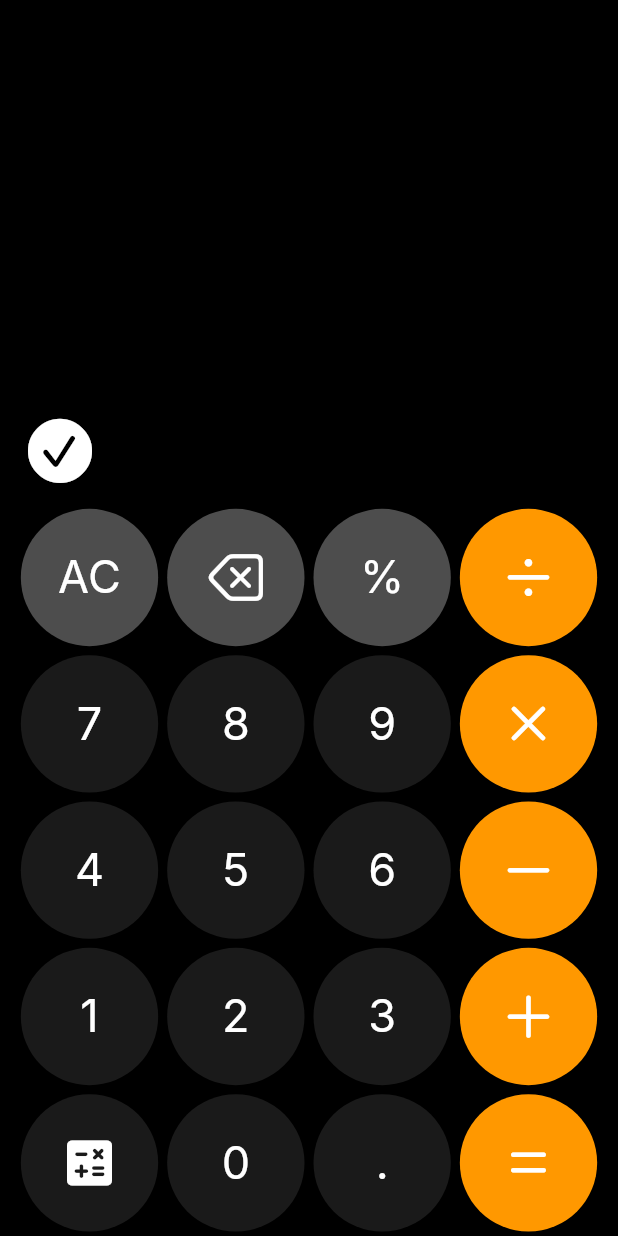
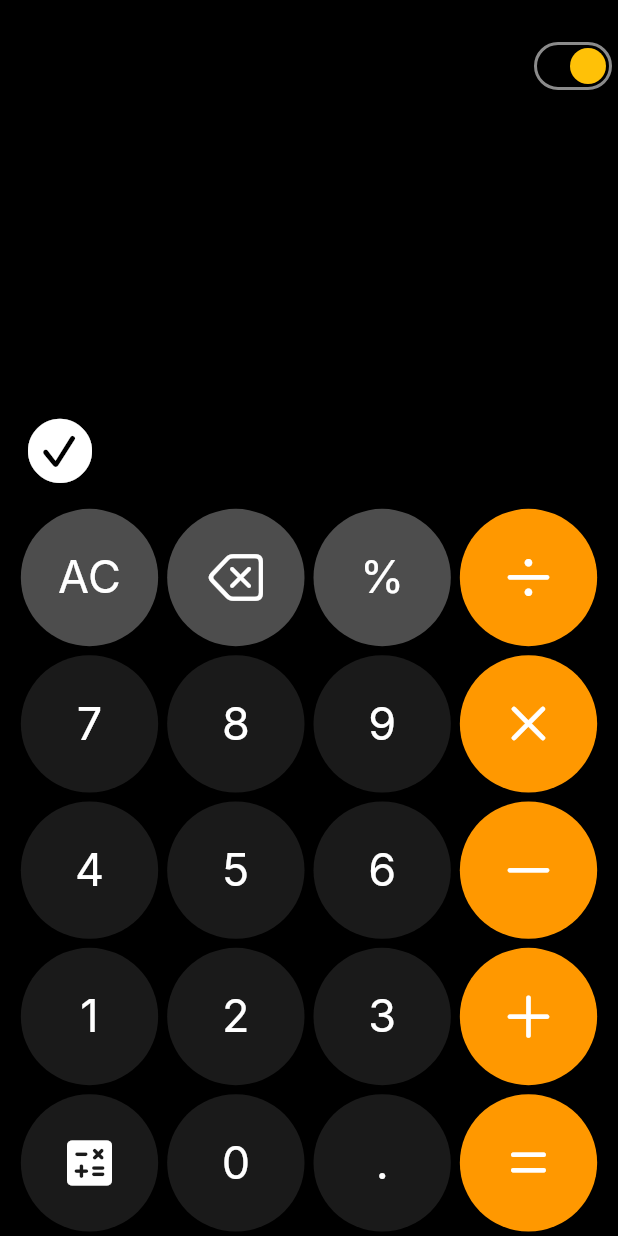
Before and after one commit to mahendra189/calculator_app, a Flutter app: the screen it shows after launch, on a phone screen of 412 x 824 dp. Run offline on Flutter 3.47's test engine with Material 3 defaults, Android fonts, the phone set to English and light mode, and no system bars; our stand-ins replace google_fonts.

Commit message:
Theme Change DONE

```diff
--- a/lib/constants/index.dart
+++ b/lib/constants/index.dart
@@ -1,7 +1,54 @@
 import 'package:flutter/cupertino.dart';
 import 'package:flutter/material.dart';
+import 'package:google_fonts/google_fonts.dart';
 
 IconData addIcon = Icons.add;
 IconData subtractIcon = Icons.remove;
 IconData multiplyIcon = Icons.close;
 IconData divisionIcon = CupertinoIcons.divide;
+
+Map<String, Color> darkTheme = {
+  'background': Colors.black,
+  'homeRow': Colors.white30,
+  'sideRow': Colors.orange,
+  'btn_bg': Colors.white10,
+  'btn_fg': Colors.white,
+};
+
+Map<String, Color> lightTheme = {
+  'background': Colors.white,
+  'homeRow': Colors.black54,
+  'sideRow': Colors.orange,
+  'btn_bg': Colors.black38,
+  'btn_fg': Colors.black87,
+};
+
+// ThemeData(
+//     scaffoldBackgroundColor: colorMap['background'],
+//     primaryColor: colorMap['homeRow'],
+//     accentColor: colorMap['sideRow'],
+//     elevatedButtonTheme: ElevatedButtonThemeData(
+//       style: ElevatedButton.styleFrom(
+//         primary: colorMap['btn_bg'],
+//         onPrimary: colorMap['btn_fg'],
+//       ),
+//     ),
+//     // Additional theme properties that refer to colorMap values
+//   );
+ThemeData light = ThemeData(
+    textTheme: GoogleFonts.interTextTheme(ThemeData.dark().textTheme),
+    useMaterial3: true,
+    primaryColor: Colors.white54,
+    hintColor: Colors.orange,
+    canvasColor: Colors.black38,
+    focusColor: Colors.black87,
+    scaffoldBackgroundColor: Colors.white);
+
+ThemeData dark = ThemeData(
+    textTheme: GoogleFonts.interTextTheme(ThemeData.dark().textTheme),
+    useMaterial3: true,
+    primaryColor: Colors.white30,
+    hintColor: Colors.orange,
+    canvasColor: Colors.white10,
+    focusColor: Colors.white,
+    scaffoldBackgroundColor: Colors.white);
--- a/lib/main.dart
+++ b/lib/main.dart
@@ -3,46 +3,53 @@ import 'package:flutter/material.dart';
 import 'package:google_fonts/google_fonts.dart';
 
 void main() {
-  runApp(const MyApp());
+  runApp(const Calculator());
 }
 
-class MyApp extends StatelessWidget {
-  const MyApp({super.key});
+// Define your light and dark themes here
+ThemeData light = ThemeData(
+  textTheme: GoogleFonts.interTextTheme(ThemeData.light().textTheme),
+  useMaterial3: true,
+  primaryColor: Colors.black54,
+  hintColor: Colors.orange,
+  canvasColor: Colors.black38,
+  focusColor: Colors.black87,
+  scaffoldBackgroundColor: Colors.white,
+);
+
+ThemeData dark = ThemeData(
+  textTheme: GoogleFonts.interTextTheme(ThemeData.dark().textTheme),
+  useMaterial3: true,
+  primaryColor: Colors.white30,
+  hintColor: Colors.orange,
+  canvasColor: Colors.white10,
+  focusColor: Colors.white,
+  scaffoldBackgroundColor: Colors.black,
+);
+
+class Calculator extends StatefulWidget {
+  const Calculator({super.key});
+  @override
+  State<Calculator> createState() => _CalculatorState();
+}
+
+class _CalculatorState extends State<Calculator> {
+  ThemeMode _themeMode = ThemeMode.dark;
+
+  void toggleTheme() {
+    setState(() {
+      _themeMode =
+          _themeMode == ThemeMode.dark ? ThemeMode.light : ThemeMode.dark;
+    });
+  }
 
   @override
   Widget build(BuildContext context) {
     return MaterialApp(
-      title: 'Calculator',
-      theme: ThemeData(
-        colorScheme: ColorScheme.fromSeed(seedColor: Colors.grey),
-        textTheme: GoogleFonts.interTextTheme(Theme.of(context).textTheme),
-        useMaterial3: true,
-      ),
-      home: const MyHomePage(title: 'Calculator'),
-    );
+        theme: light,
+        darkTheme: dark,
+        themeMode: _themeMode,
+        home:
+            Scaffold(body: Calc(theme: _themeMode, changeTheme: toggleTheme)));
   }
 }
-
-class MyHomePage extends StatefulWidget {
-  const MyHomePage({super.key, required this.title});
-  final String title;
-
-  @override
-  State<MyHomePage> createState() => _MyHomePageState();
-}
-
-class _MyHomePageState extends State<MyHomePage> {
-  @override
-  Widget build(BuildContext context) {
-    return const Scaffold(
-      // appBar: AppBar(
-      //   backgroundColor: Theme.of(context).colorScheme.inversePrimary,
-      //   title: Text(widget.title),
-      // ),
-      backgroundColor: Colors.black,
-      body: Center(
-          child:
-              Calc()), // This trailing comma makes auto-formatting nicer for build methods.
-    );
-  }
-}
--- a/lib/widgets/calc.dart
+++ b/lib/widgets/calc.dart
@@ -4,11 +4,47 @@ import 'package:flutter/material.dart';
 import 'package:google_fonts/google_fonts.dart';
 
 class Calc extends StatefulWidget {
-  const Calc({super.key});
+  final Function changeTheme;
+  final ThemeMode theme;
+  const Calc({super.key, required this.theme, required this.changeTheme});
 
   @override
   State<Calc> createState() => _CalcScreen();
 }
+
+Map<String, Color> darkTheme = {
+  'background': Colors.black,
+  'homeRow': Colors.white30,
+  'sideRow': Colors.orange,
+  'btn_bg': Colors.white10,
+  'btn_fg': Colors.white,
+};
+
+Map<String, Color> lightTheme = {
+  'background': Colors.white,
+  'homeRow': Colors.black54,
+  'sideRow': Colors.orange,
+  'btn_bg': Colors.black38,
+  'btn_fg': Colors.black87,
+};
+
+ThemeData light = ThemeData(
+    textTheme: GoogleFonts.interTextTheme(ThemeData.dark().textTheme),
+    useMaterial3: true,
+    primaryColor: Colors.white54,
+    hintColor: Colors.orange,
+    canvasColor: Colors.black38,
+    focusColor: Colors.black87,
+    scaffoldBackgroundColor: Colors.white);
+
+ThemeData dark = ThemeData(
+    textTheme: GoogleFonts.interTextTheme(ThemeData.dark().textTheme),
+    useMaterial3: true,
+    primaryColor: Colors.white30,
+    hintColor: Colors.orange,
+    canvasColor: Colors.white10,
+    focusColor: Colors.white,
+    scaffoldBackgroundColor: Colors.white);
 
 Color numColor = Colors.white10;
 Color homeRowColor = Colors.white30;
@@ -67,6 +103,11 @@ class _CalcScreen extends State<Calc> {
         space = '';
         input = eval.toString();
         operator = CupertinoIcons.equal_circle_fill;
+      });
+    } else if (input.isEmpty && space.isNotEmpty) {
+      setState(() {
+        input = space;
+        space = '';
       });
     } else {
       ScaffoldMessenger.of(context)
@@ -136,6 +177,23 @@ class _CalcScreen extends State<Calc> {
     return Center(
       child: Column(
         children: [
+          const SizedBox(
+            height: 20,
+          ),
+          Row(mainAxisAlignment: MainAxisAlignment.end, children: [
+            Switch(
+                value: widget.theme == ThemeMode.dark,
+                activeColor: Colors.amber,
+                inactiveThumbColor: Colors.white,
+                inactiveTrackColor: sideColor,
+                activeTrackColor: Colors.black,
+                splashRadius: 20,
+                trackOutlineColor: const WidgetStatePropertyAll(
+                    Color.fromARGB(139, 255, 255, 255)),
+                onChanged: (bool value) {
+                  widget.changeTheme();
+                }),
+          ]),
           Expanded(
             child: Padding(
                 padding: const EdgeInsets.symmetric(horizontal: 15),
@@ -148,13 +206,13 @@ class _CalcScreen extends State<Calc> {
                             child: SingleChildScrollView(
                           scrollDirection: Axis.horizontal,
                           reverse: true,
-                              child: Text(
-                                space,
+                          child: Text(space,
                               textAlign: TextAlign.right,
-                                style: const TextStyle(
-                                    fontSize: 30, color: Colors.white70),
+                              style: TextStyle(
+                                fontSize: 30,
+                                color: Theme.of(context).primaryColor,
                               )),
-                        )
+                        ))
                       ],
                     ),
                     Row(
@@ -162,19 +220,19 @@ class _CalcScreen extends State<Calc> {
                       children: [
                         Icon(
                           operator,
-                          color: Colors.white,
+                          color: Theme.of(context).focusColor,
                           size: 50,
                         ),
                         Expanded(
                             child: SingleChildScrollView(
                           scrollDirection: Axis.horizontal,
                           reverse: true,
-                          child: Text(
-                            input,
+                          child: Text(input,
                               textAlign: TextAlign.right,
                               style: TextStyle(
-                                fontSize: resFont, color: Colors.white),
-                          ),
+                                fontSize: resFont,
+                                color: Theme.of(context).focusColor,
+                              )),
                         ))
                       ],
                     ),
@@ -187,22 +245,22 @@ class _CalcScreen extends State<Calc> {
               Button(
                   content: "",
                   label: buttonText("AC"),
-                  bg: homeRowColor,
+                  bg: Theme.of(context).primaryColor,
                   onClick: clearInput),
               Button(
                   content: "",
                   label: buttonIcon(CupertinoIcons.delete_left),
-                  bg: homeRowColor,
+                  bg: Theme.of(context).primaryColor,
                   onClick: backSpace),
               Button(
                   content: "",
                   label: buttonText("%"),
-                  bg: homeRowColor,
+                  bg: Theme.of(context).primaryColor,
                   onClick: onChange),
               Button(
                   content: "/",
                   label: buttonIcon(CupertinoIcons.divide),
-                  bg: sideColor,
+                  bg: Theme.of(context).hintColor,
                   onClick: operatorSwitch),
             ],
           ),
@@ -212,22 +270,22 @@ class _CalcScreen extends State<Calc> {
               Button(
                   content: "7",
                   label: buttonText("7"),
-                  bg: numColor,
+                  bg: Theme.of(context).canvasColor,
                   onClick: onChange),
               Button(
                   content: "8",
                   label: buttonText("8"),
-                  bg: numColor,
+                  bg: Theme.of(context).canvasColor,
                   onClick: onChange),
               Button(
                   content: "9",
                   label: buttonText("9"),
-                  bg: numColor,
+                  bg: Theme.of(context).canvasColor,
                   onClick: onChange),
               Button(
                   content: "X",
                   label: buttonIcon(CupertinoIcons.multiply),
-                  bg: sideColor,
+                  bg: Theme.of(context).hintColor,
                   onClick: operatorSwitch),
             ],
           ),
@@ -237,22 +295,22 @@ class _CalcScreen extends State<Calc> {
               Button(
                   content: "4",
                   label: buttonText("4"),
-                  bg: numColor,
+                  bg: Theme.of(context).canvasColor,
                   onClick: onChange),
               Button(
                   content: "5",
                   label: buttonText("5"),
-                  bg: numColor,
+                  bg: Theme.of(context).canvasColor,
                   onClick: onChange),
               Button(
                   content: "6",
                   label: buttonText("6"),
-                  bg: numColor,
+                  bg: Theme.of(context).canvasColor,
                   onClick: onChange),
               Button(
                   content: "-",
                   label: buttonIcon(CupertinoIcons.minus),
-                  bg: sideColor,
+                  bg: Theme.of(context).hintColor,
                   onClick: operatorSwitch),
             ],
           ),
@@ -262,22 +320,22 @@ class _CalcScreen extends State<Calc> {
               Button(
                   content: "1",
                   label: buttonText("1"),
-                  bg: numColor,
+                  bg: Theme.of(context).canvasColor,
                   onClick: onChange),
               Button(
                   content: "2",
                   label: buttonText("2"),
-                  bg: numColor,
+                  bg: Theme.of(context).canvasColor,
                   onClick: onChange),
               Button(
                   content: "3",
                   label: buttonText("3"),
-                  bg: numColor,
+                  bg: Theme.of(context).canvasColor,
                   onClick: onChange),
               Button(
                   content: "+",
                   label: buttonIcon(CupertinoIcons.add),
-                  bg: sideColor,
+                  bg: Theme.of(context).hintColor,
                   onClick: operatorSwitch)
             ],
           ),
@@ -287,22 +345,22 @@ class _CalcScreen extends State<Calc> {
               Button(
                   content: "",
                   label: buttonIcon(Icons.calculate_rounded),
-                  bg: numColor,
+                  bg: Theme.of(context).canvasColor,
                   onClick: onChange),
               Button(
                   content: "0",
                   label: buttonText("0"),
-                  bg: numColor,
+                  bg: Theme.of(context).canvasColor,
                   onClick: onChange),
               Button(
                   content: ".",
                   label: buttonText("."),
-                  bg: numColor,
+                  bg: Theme.of(context).canvasColor,
                   onClick: onChange),
               Button(
                   content: "",
                   label: buttonIcon(CupertinoIcons.equal),
-                  bg: sideColor,
+                  bg: Theme.of(context).hintColor,
                   onClick: evaluate)
             ],
           ),
@@ -314,11 +372,11 @@ class _CalcScreen extends State<Calc> {
   Widget buttonText(String label) {
     return Text(
       label,
-      style: const TextStyle(fontSize: 30, color: Colors.white),
+      style: TextStyle(fontSize: 30, color: Theme.of(context).focusColor),
     );
   }
 
   Widget buttonIcon(IconData icon) {
-    return Icon(icon, color: Colors.white, size: 40);
+    return Icon(icon, color: Theme.of(context).focusColor, size: 40);
   }
 }
```
Lines whose indentation alone changed are shown as unchanged.
